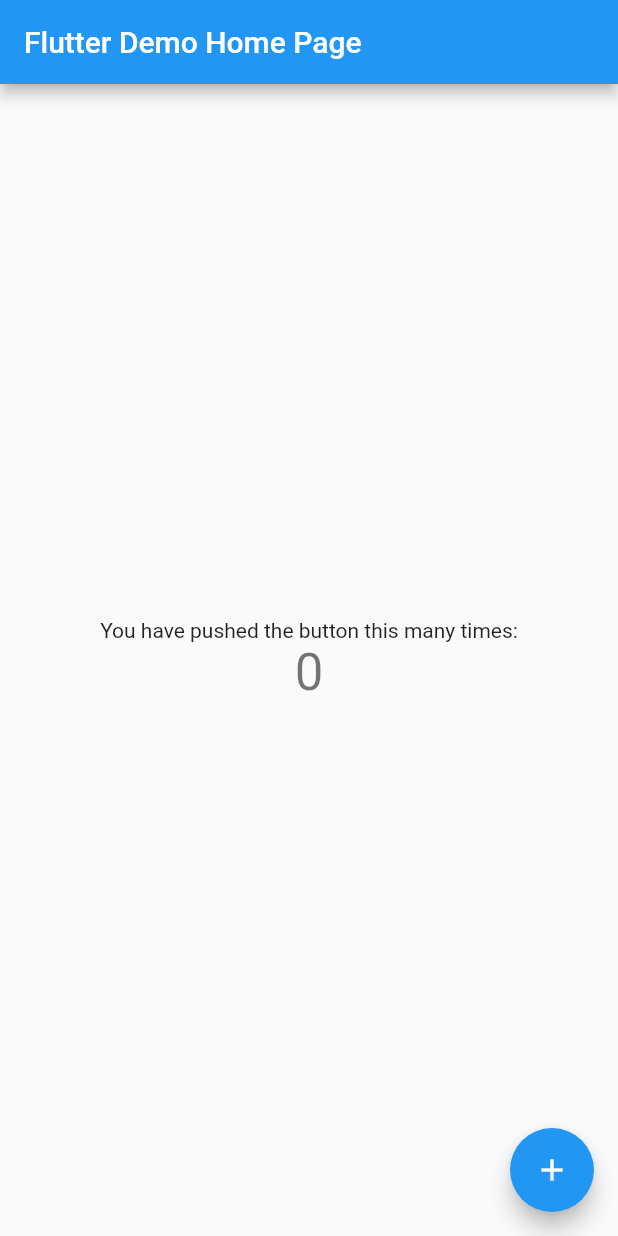
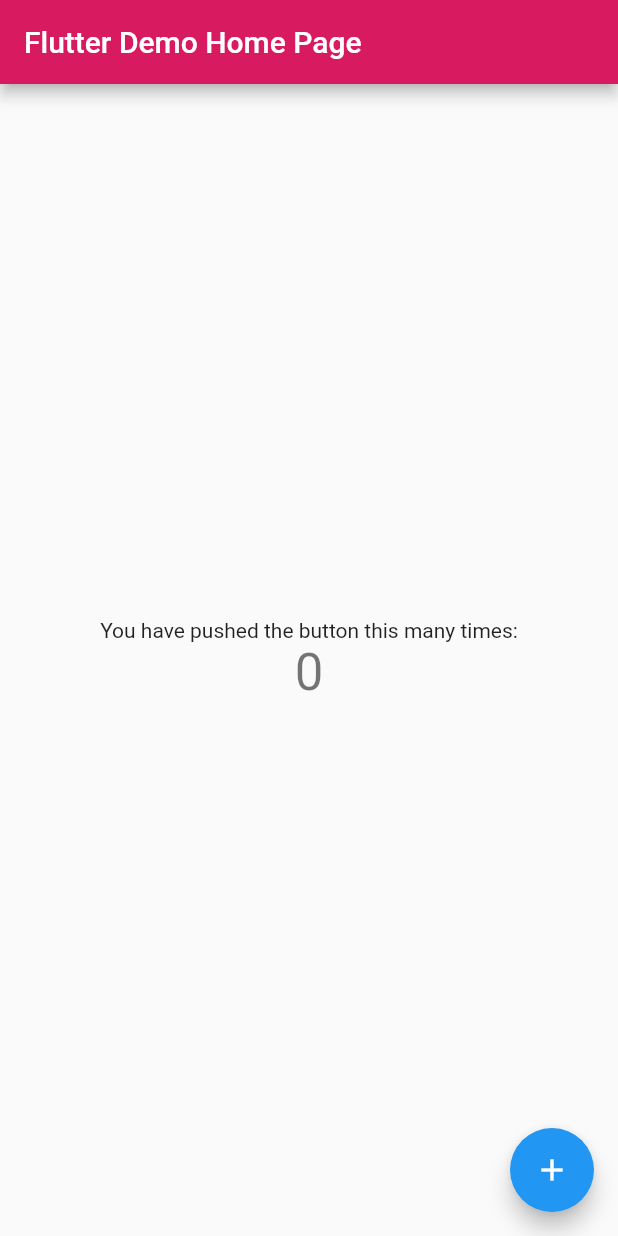
Before and after one commit to wrimicha/HealthKick, a Flutter app: the screen it shows after launch, on a phone screen of 412 x 824 dp. Run offline on Flutter 3.47's test engine with Material 2 defaults, Android fonts, the phone set to English and light mode, and no system bars; our stand-ins replace cloud_firestore, firebase_auth, firebase_core, firebase_database; accounts and stored records are empty.

```diff
--- a/lib/controller/route.dart
+++ b/lib/controller/route.dart
@@ -20,8 +20,8 @@ class RouteGenerator {
       case '/loginscreen':
         return MaterialPageRoute(builder: (_) => LoginPage());
 
-      // case '/homepage':
-      //   return MaterialPageRoute(builder: (_) => HomePage());
+      case '/homepage':
+        return MaterialPageRoute(builder: (_) => new HomePage());
 
       default: //if there is no route with the name specified, return an error page
         return _routeNotFound();
--- a/lib/main.dart
+++ b/lib/main.dart
@@ -46,9 +46,8 @@ class _MyHomePageState extends State<MyHomePage> {
   @override
   Widget build(BuildContext context) {
     return Scaffold(
-      appBar: AppBar(
-        title: Text(widget.title),
-      ),
+      appBar:
+          AppBar(title: Text(widget.title), backgroundColor: Colors.pink[600]),
       body: Center(
         child: Column(
           mainAxisAlignment: MainAxisAlignment.center,
```
Also changed, not shown: lib/screens/homescreen.dart (+16 -0 lines).
